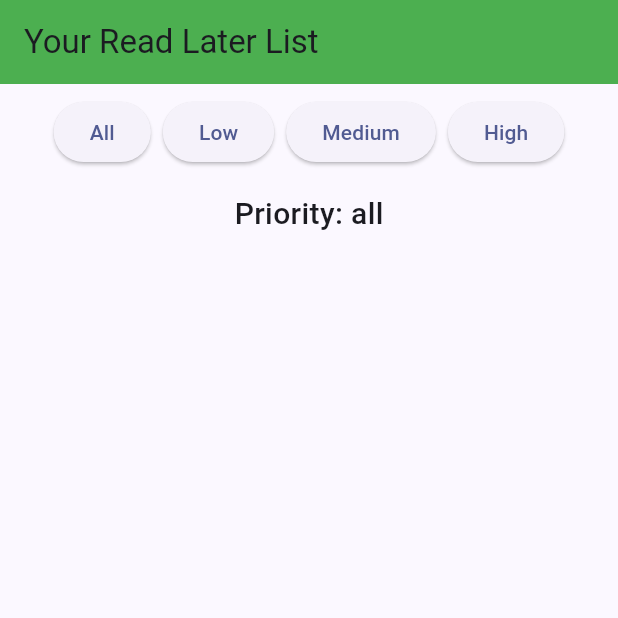
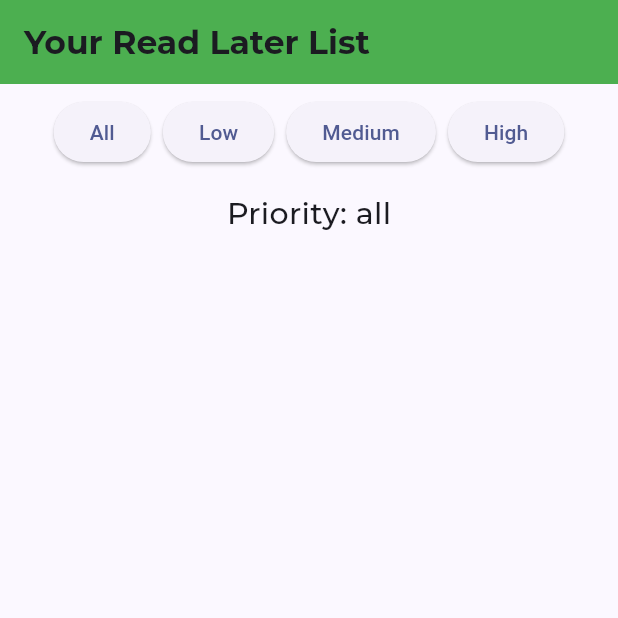
Before and after one commit to D12-PBP-23-24/Bookquet-mobile, a Flutter app: the ReadLaterListScreen screen opened directly, after a tap on "All", on a phone screen of 412 x 824 dp, the top half of it. Run offline on Flutter 3.47's test engine with Material 3 defaults, Android fonts, the phone set to English and light mode, and no system bars; our stand-ins replace shared_preferences; missing offline and left inert: pbp_django_auth; accounts and stored records are empty; network calls fail; project files that could hold a hidden picture were left out.

Commit message:
urus overflow readlater

```diff
--- a/lib/screens/read_later/read_later.dart
+++ b/lib/screens/read_later/read_later.dart
@@ -30,7 +30,7 @@ class _ReadLaterListScreenState extends State<ReadLaterListScreen> {
     });
     try {
     } catch (e) {
-      // Handle exception by showing a message or error state to the user
+
     }
   }
   void _removeBook(int itemId) async {
@@ -39,14 +39,12 @@ class _ReadLaterListScreenState extends State<ReadLaterListScreen> {
       setState(() {
         books.removeWhere((item) => item.id == itemId);
       });
-      // Optionally show a success message
       ScaffoldMessenger.of(context).showSnackBar(
         SnackBar(content: Text('Book removed successfully')),
       );
     }
     try {
     } catch (e) {
-      // Handle the error, maybe show a Snackbar with the error message
       ScaffoldMessenger.of(context).showSnackBar(
         SnackBar(content: Text('Failed to remove the book: $e')),
       );
@@ -57,40 +55,40 @@ class _ReadLaterListScreenState extends State<ReadLaterListScreen> {
   Widget build(BuildContext context) {
     return Scaffold(
       appBar: AppBar(
-        title: Text('Your Read Later List'),
+        title: Text('Your Read Later List',
+          style: TextStyle(
+            fontWeight: FontWeight.bold,
+            fontFamily: 'Montserrat',
+          ),
+        ),
         backgroundColor: Colors.green,
       ),
-      body: Column(
+      body: SingleChildScrollView(
+        child: Column(
           children: [
-          ButtonBar(
-            alignment: MainAxisAlignment.center,
+            Padding(
+              padding: EdgeInsets.all(8.0),
+              child: Wrap(
+                alignment: WrapAlignment.center,
+                spacing: 8.0,
                 children: <Widget>[
-              ElevatedButton(child: Text('All'), onPressed: () => {
-                _loadBooks("all")
-              }),
-              ElevatedButton(child: Text('Low'), onPressed: () => {
-                _loadBooks("low")
-
-              }),
-              ElevatedButton(child: Text('Medium'), onPressed: () => {
-                _loadBooks("medium")
-
-              }),
-              ElevatedButton(child: Text('High'), onPressed: () => {
-                _loadBooks("high")
-
-              }),
+                  ElevatedButton(child: Text('All'), onPressed: () => _loadBooks("all")),
+                  ElevatedButton(child: Text('Low'), onPressed: () => _loadBooks("low")),
+                  ElevatedButton(child: Text('Medium'), onPressed: () => _loadBooks("medium")),
+                  ElevatedButton(child: Text('High'), onPressed: () => _loadBooks("high")),
                 ],
+              ),
             ),
             Padding(
               padding: EdgeInsets.all(8.0),
-            child:Text(
+              child: Text(
                 'Priority: $priorityFilter',
-              style: TextStyle(fontSize: 20,fontWeight: FontWeight.w500),
+                style: TextStyle(fontSize: 20, fontWeight: FontWeight.w500, fontFamily: 'Montserrat'),
               )
             ),
-          Expanded(
-            child: ListView.builder(
+            ListView.builder(
+              shrinkWrap: true,
+              physics: NeverScrollableScrollPhysics(), // to disable ListView's own scrolling
               itemCount: books.length,
               itemBuilder: (context, index) {
                 return Card(
@@ -103,6 +101,7 @@ class _ReadLaterListScreenState extends State<ReadLaterListScreen> {
                       ElevatedButton(
                         child: Text('Upgrade Priority'),
                         onPressed: () async {
+
                           bool success = await networkService.upgradePriority(request, books[index].id);
                           if (success) {
                             ScaffoldMessenger.of(context).showSnackBar(SnackBar(content: Text('Priority upgraded')));
@@ -118,7 +117,6 @@ class _ReadLaterListScreenState extends State<ReadLaterListScreen> {
                         // color: Colors.red,
                         child: Text('Remove from Read Later'),
                         onPressed: () {
-                          // Handle the remove from read later logic
                           _removeBook(books[index].id);
                         },
                       ),
@@ -127,8 +125,8 @@ class _ReadLaterListScreenState extends State<ReadLaterListScreen> {
                 );
               },
             ),
+          ],
         ),
-        ],
       ),
     );
   }
```
Also changed, not shown: lib/screens/login_regsiter/login.dart (+7 -7 lines), lib/screens/read_later/priority_selection.dart (+47 -6 lines), 3 other files. Lines whose indentation alone changed are shown as unchanged.
